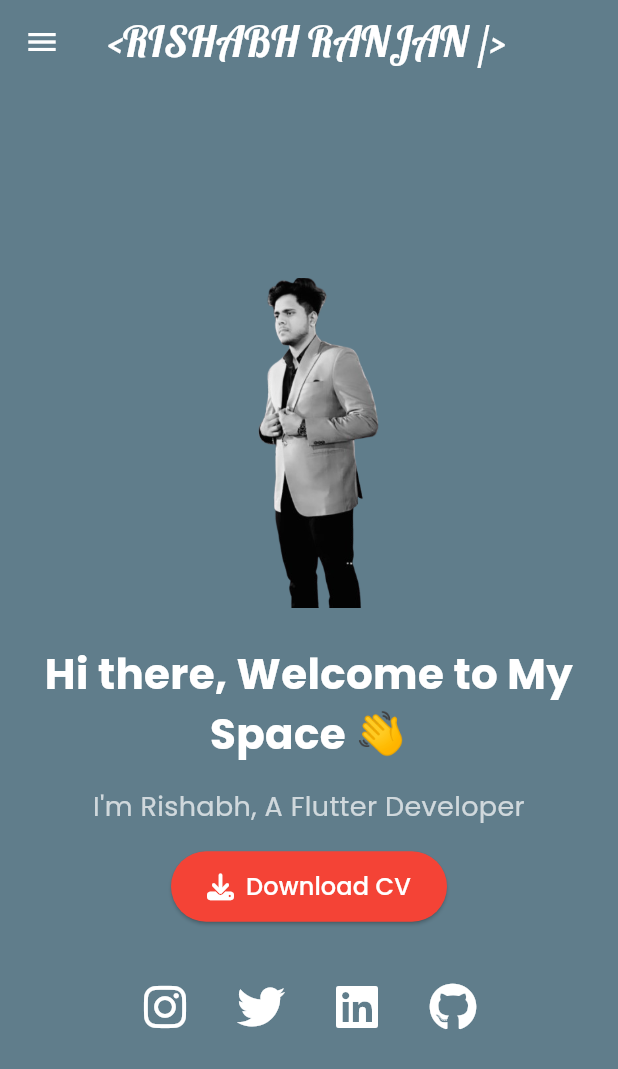
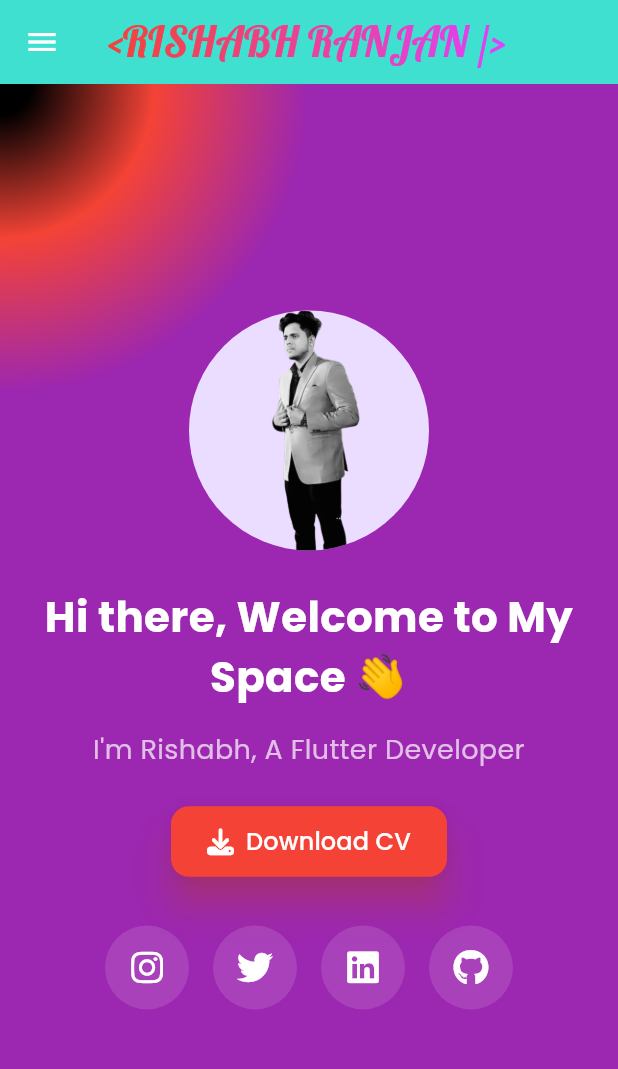
Before and after one commit to rishabh2310113/web_app_portfolio, a Flutter app: the screen it shows after launch, on a phone screen of 412 x 824 dp. Shown: the top 1069 px of the screen. Run offline on Flutter 3.47's test engine with Material 3 defaults, Android fonts, the phone set to English and light mode, and no system bars; our stand-ins replace font_awesome_flutter, google_fonts, open_file.

Commit message:
changed the entire UI

```diff
--- a/lib/screens/home_screen.dart
+++ b/lib/screens/home_screen.dart
@@ -1,3 +1,4 @@
+
 import 'dart:io';
 import 'package:flutter/material.dart';
 import 'package:flutter/services.dart';
@@ -11,24 +12,27 @@ import 'package:url_launcher/url_launcher.dart';
 class HomeScreen extends StatelessWidget {
   @override
   Widget build(BuildContext context) {
-    return Stack(
+    return Scaffold(
+      backgroundColor: Colors.black,
+      body: Stack(
         children: [
+           Positioned.fill(
+            child: AnimatedBackground(),
+          ),
           Center(
             child: SingleChildScrollView(
               padding: const EdgeInsets.all(16.0),
               child: Column(
                 mainAxisAlignment: MainAxisAlignment.center,
                 children: [
-                ResponsiveLayout(
-                  mobile: Padding(
-                    padding: const EdgeInsets.only(bottom: 24.0),
-                    child: Center(
-                      child: _responsiveImage(220, 220),
+                   BounceInAnimation(
+                    delay: 200,
+                    child: const CircleAvatar(
+                      radius: 80,
+                      backgroundImage: AssetImage('assets/Port1.png'),
                     ),
                   ),
-                  tablet: SizedBox.shrink(),
-                  desktop: SizedBox.shrink(),
-                ),
+                   const SizedBox(height: 24),
                   FadeInAnimation(
                     delay: 300,
                     child: Text(
@@ -53,7 +57,7 @@ class HomeScreen extends StatelessWidget {
                       textAlign: TextAlign.center,
                     ),
                   ),
-                const SizedBox(height: 16),
+                  const SizedBox(height: 24),
                   FadeInAnimation(
                     delay: 900,
                     child: ElevatedButton.icon(
@@ -80,6 +84,11 @@ class HomeScreen extends StatelessWidget {
                           horizontal: 24,
                           vertical: 12,
                         ),
+                         shape: RoundedRectangleBorder(
+                          borderRadius: BorderRadius.circular(12),
+                        ),
+                        elevation: 10,
+                        shadowColor: Colors.redAccent,
                       ),
                       icon: Icon(FontAwesomeIcons.download, color: Colors.white),
                       label: Text(
@@ -99,7 +108,7 @@ class HomeScreen extends StatelessWidget {
                       children: [
                         _buildSocialIcon(FontAwesomeIcons.instagram, () async {
                           final Uri url = Uri.parse(
-                            'https://www.instagram.com/invites/contact/?igsh=q6tstl4h6m60&utm_content=p3io3ir');
+                              'https://www.instagram.com/im_deadmen/');
                           if (!await launchUrl(url)) {
                             throw Exception('Could not load $url');
                           }
@@ -135,37 +144,47 @@ class HomeScreen extends StatelessWidget {
               ),
             ),
           ),
-
-        Positioned(
-          top: 30,
-          right: 30,
-          child: ResponsiveLayout(
-            mobile: const SizedBox.shrink(),
-            tablet: _responsiveImage(300, 250),
-            desktop: _responsiveImage(700, 500),
+        ],
       ),
-        ),
-      ],
-    );
-  }
-
-  Widget _responsiveImage(double width, double height) {
-    return Image.asset(
-      'assets/Port1.png',
-      width: width,
-      height: height,
-      fit: BoxFit.contain,
     );
   }
 
   Widget _buildSocialIcon(IconData icon, VoidCallback onPressed) {
-    return IconButton(
-      icon: Icon(
+    return GestureDetector(
+      onTap: onPressed,
+      child: MouseRegion(
+        cursor: SystemMouseCursors.click,
+        child: AnimatedScale(
+          scale: 1.0,
+          duration: Duration(milliseconds: 300),
+          child: CircleAvatar(
+            backgroundColor: Colors.white12,
+            radius: 28,
+            child: Icon(
               icon,
               color: Colors.white,
-        size: 32,
+              size: 24,
             ),
-      onPressed: onPressed,
+          ),
+        ),
+      ),
+    );
+  }
+}
+
+class AnimatedBackground extends StatelessWidget {
+  @override
+  Widget build(BuildContext context) {
+    return AnimatedContainer(
+      duration: Duration(seconds: 10),
+      curve: Curves.easeInOut,
+      decoration: const BoxDecoration(
+        gradient: RadialGradient(
+          colors: [Colors.black, Colors.red, Colors.purple],
+          stops: [0.1, 0.5, 1.0],
+          center: Alignment.topLeft,
+        ),
+      ),
     );
   }
 }
@@ -194,3 +213,26 @@ class FadeInAnimation extends StatelessWidget {
     );
   }
 }
+
+class BounceInAnimation extends StatelessWidget {
+  final Widget child;
+  final int delay;
+
+  const BounceInAnimation({required this.child, required this.delay});
+
+  @override
+  Widget build(BuildContext context) {
+    return TweenAnimationBuilder(
+      duration: Duration(milliseconds: 1500),
+      tween: Tween<double>(begin: 0.8, end: 1.0),
+      curve: Curves.elasticOut,
+      builder: (context, value, child) {
+        return Transform.scale(
+          scale: value as double,
+          child: child,
+        );
+      },
+      child: child,
+    );
+  }
+}
--- a/lib/screens/main_screen.dart
+++ b/lib/screens/main_screen.dart
@@ -24,14 +24,20 @@ class _MainScreenState extends State<MainScreen> {
   @override
   Widget build(BuildContext context) {
     return Scaffold(
+       backgroundColor: Color(0xFF40E0D0),
       appBar: AppBar(
-        title: Text(
+         title: ShaderMask(
+          shaderCallback: (bounds) => const LinearGradient(
+            colors: [Colors.red, Colors.purpleAccent],
+          ).createShader(bounds),
+        child: Text(
           "<RISHABH RANJAN />",
           style: GoogleFonts.lobster(
             fontSize: 28,
             color: Colors.white,
           ),
         ),
+         ),
         iconTheme: IconThemeData(color: Colors.white),
         backgroundColor: Colors.transparent,
         elevation: 0,
@@ -47,12 +53,17 @@ class _MainScreenState extends State<MainScreen> {
       drawer: ResponsiveLayout.isDesktop(context)
           ? null
           : Drawer(
+             backgroundColor: Colors.blueGrey,
               child: ListView(
                 padding: EdgeInsets.zero,
                 children: [
                   const DrawerHeader(
                     decoration: BoxDecoration(
-                      color:  Colors.blueGrey,
+                       gradient: LinearGradient(
+                        colors: [Colors.redAccent, Colors.purple],
+                        begin: Alignment.topLeft,
+                        end: Alignment.bottomRight,
+                      ),
                     ),
                     child: Column(
                       crossAxisAlignment : CrossAxisAlignment.center,
@@ -60,37 +71,38 @@ class _MainScreenState extends State<MainScreen> {
                         Text(
                           "<Importing Creativity...",
                           style: TextStyle(color: Colors.white, fontSize: 30, fontWeight: FontWeight.bold),
+                          textAlign: TextAlign.center,
                         ),
                       ],
                     ),
                   ),
-                  ListTile(
-                    leading: Icon(Icons.home , color: Colors.redAccent,),
-                    title: Text('Home'),
+                 _buildDrawerItem(
+                    title: "Home",
+                    icon: Icons.home,
                     onTap: () {
                       _navigateToScreen(HomeScreen());
                       Navigator.pop(context);
                     },
                   ),
-                  ListTile(
-                    leading: Icon(Icons.info , color: Colors.redAccent),
-                    title: Text('About'),
+                  _buildDrawerItem(
+                    title: "About",
+                    icon: Icons.info,
                     onTap: () {
                       _navigateToScreen(AboutScreen());
                       Navigator.pop(context);
                     },
                   ),
-                  ListTile(
-                    leading: Icon(Icons.contact_mail , color: Colors.redAccent),
-                    title: Text('Contact'),
+                  _buildDrawerItem(
+                    title: "Contact",
+                    icon: Icons.contact_mail,
                     onTap: () {
                       _navigateToScreen(ContactScreen());
                       Navigator.pop(context);
                     },
                   ),
-                  ListTile(
-                    leading: const Icon(Icons.align_horizontal_left_rounded , color: Colors.redAccent),
-                    title: Text('Projects'),
+                  _buildDrawerItem(
+                    title: "Projects",
+                    icon: Icons.work,
                     onTap: () {
                       _navigateToScreen(ProjectsScreen());
                       Navigator.pop(context);
@@ -118,4 +130,23 @@ class _MainScreenState extends State<MainScreen> {
       ),
     );
   }
+
+    Widget _buildDrawerItem({
+    required String title,
+    required IconData icon,
+    required VoidCallback onTap,
+  }) {
+    return ListTile(
+      leading: Icon(icon, color: Colors.redAccent),
+      title: Text(
+        title,
+        style: GoogleFonts.poppins(
+          color: Colors.white,
+          fontSize: 16,
+        ),
+      ),
+      hoverColor: Colors.red.withOpacity(0.1),
+      onTap: onTap,
+    );
+  }
 }
```
Also changed, not shown: lib/screens/about_screen.dart (+79 -28 lines), lib/screens/contact_screen.dart (+82 -58 lines), lib/screens/project_screen.dart (+51 -5 lines). Lines whose indentation alone changed are shown as unchanged.
